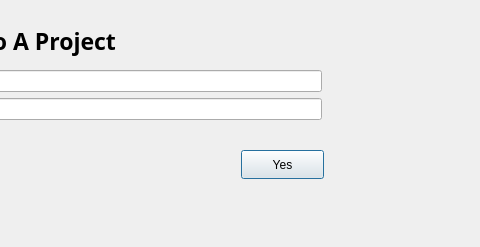
First picture: the form in Project_Ap/assignatasktoaproject.ui, repository Hasansaberifar/AP_Prozhe, before the edit; both pictures show x 369 to 849 and y 0 to 247 of the 849 by 247 pixel window.
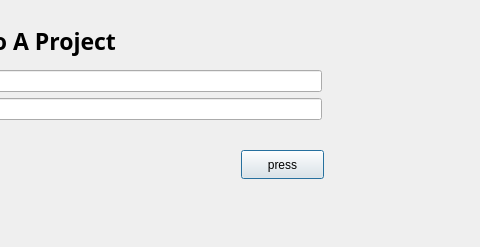
Second picture: the form after the edit.

Diff of the .ui file:
```diff
--- a/Project_Ap/assignatasktoaproject.ui
+++ b/Project_Ap/assignatasktoaproject.ui
@@ -75,7 +75,7 @@
     </rect>
    </property>
    <property name="text">
-    <string>Yes</string>
+    <string>press</string>
    </property>
   </widget>
   <widget class="QPushButton" name="pushButton_2">
```
